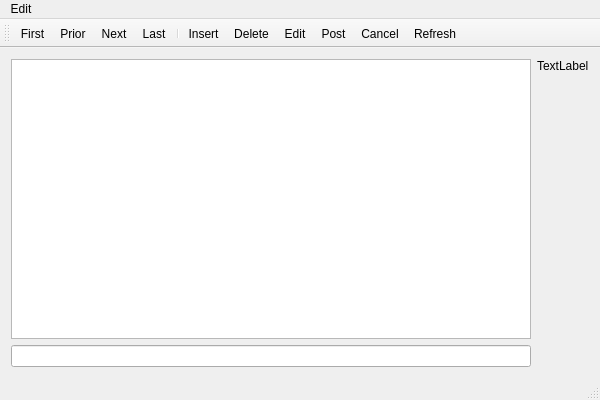
Before: the Qt Designer form Forms/CMain.ui in skynowa/xxxdb, drawn with Qt 5.
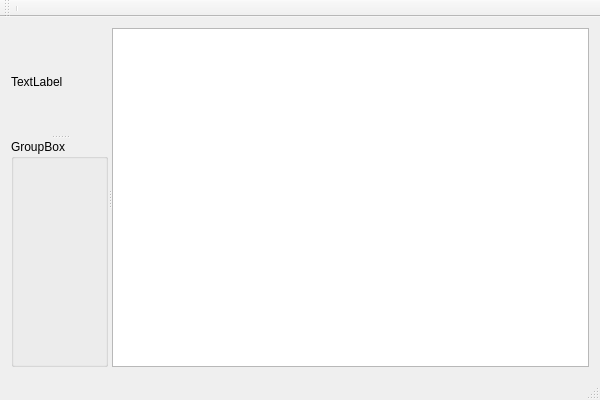
After: the same form once the commit is applied.

Patch:
```diff
--- a/Forms/CMain.ui
+++ b/Forms/CMain.ui
@@ -21,31 +21,28 @@
   </property>
   <widget class="QWidget" name="centralWidget">
    <layout class="QGridLayout" name="gridLayout">
-    <item row="0" column="0" rowspan="2">
-     <widget class="QTableView" name="tabvInfo"/>
-    </item>
-    <item row="0" column="2">
-     <widget class="QLabel" name="lblPhoto">
-      <property name="text">
-       <string>TextLabel</string>
-      </property>
-     </widget>
-    </item>
-    <item row="1" column="2">
-     <spacer name="verticalSpacer">
+    <item row="0" column="0">
+     <widget class="QSplitter" name="splitter_2">
       <property name="orientation">
-       <enum>Qt::Vertical</enum>
+       <enum>Qt::Horizontal</enum>
       </property>
-      <property name="sizeHint" stdset="0">
-       <size>
-        <width>20</width>
-        <height>310</height>
-       </size>
-      </property>
-     </spacer>
-    </item>
-    <item row="2" column="0">
-     <widget class="QLineEdit" name="ledtName"/>
+      <widget class="QSplitter" name="splitter">
+       <property name="orientation">
+        <enum>Qt::Vertical</enum>
+       </property>
+       <widget class="QLabel" name="lblPhoto">
+        <property name="text">
+         <string>TextLabel</string>
+        </property>
+       </widget>
+       <widget class="QGroupBox" name="groupBox">
+        <property name="title">
+         <string>GroupBox</string>
+        </property>
+       </widget>
+      </widget>
+      <widget class="QTableView" name="tabvInfo"/>
+     </widget>
     </item>
    </layout>
   </widget>
@@ -55,26 +52,9 @@
      <x>0</x>
      <y>0</y>
      <width>600</width>
-     <height>22</height>
+     <height>21</height>
     </rect>
    </property>
-   <widget class="QMenu" name="menuGhfd_ghfsdfsdfasdfasdfasdfasdfasefassdfasdfasg">
-    <property name="title">
-     <string>Edit</string>
-    </property>
-    <addaction name="actMovetoFirst"/>
-    <addaction name="actMovetoPrior"/>
-    <addaction name="actMovetoNext"/>
-    <addaction name="actMovetoLast"/>
-    <addaction name="separator"/>
-    <addaction name="actInsert"/>
-    <addaction name="actDelete"/>
-    <addaction name="actEdit"/>
-    <addaction name="actPost"/>
-    <addaction name="actCancel"/>
-    <addaction name="actRefresh"/>
-   </widget>
-   <addaction name="menuGhfd_ghfsdfsdfasdfasdfasdfasdfasefassdfasdfasg"/>
   </widget>
   <widget class="QStatusBar" name="statusBar"/>
   <widget class="QToolBar" name="toolBar">
@@ -87,68 +67,8 @@
    <attribute name="toolBarBreak">
     <bool>false</bool>
    </attribute>
-   <addaction name="actMovetoFirst"/>
-   <addaction name="actMovetoPrior"/>
-   <addaction name="actMovetoNext"/>
-   <addaction name="actMovetoLast"/>
    <addaction name="separator"/>
-   <addaction name="actInsert"/>
-   <addaction name="actDelete"/>
-   <addaction name="actEdit"/>
-   <addaction name="actPost"/>
-   <addaction name="actCancel"/>
-   <addaction name="actRefresh"/>
   </widget>
-  <action name="actMovetoFirst">
-   <property name="text">
-    <string>First</string>
-   </property>
-  </action>
-  <action name="actMovetoPrior">
-   <property name="text">
-    <string>Prior</string>
-   </property>
-  </action>
-  <action name="actMovetoNext">
-   <property name="text">
-    <string>Next</string>
-   </property>
-  </action>
-  <action name="actMovetoLast">
-   <property name="text">
-    <string>Last</string>
-   </property>
-  </action>
-  <action name="actInsert">
-   <property name="text">
-    <string>Insert</string>
-   </property>
-  </action>
-  <action name="actDelete">
-   <property name="text">
-    <string>Delete</string>
-   </property>
-  </action>
-  <action name="actEdit">
-   <property name="text">
-    <string>Edit</string>
-   </property>
-  </action>
-  <action name="actPost">
-   <property name="text">
-    <string>Post</string>
-   </property>
-  </action>
-  <action name="actCancel">
-   <property name="text">
-    <string>Cancel</string>
-   </property>
-  </action>
-  <action name="actRefresh">
-   <property name="text">
-    <string>Refresh</string>
-   </property>
-  </action>
  </widget>
  <layoutdefault spacing="6" margin="11"/>
  <resources/>
```
